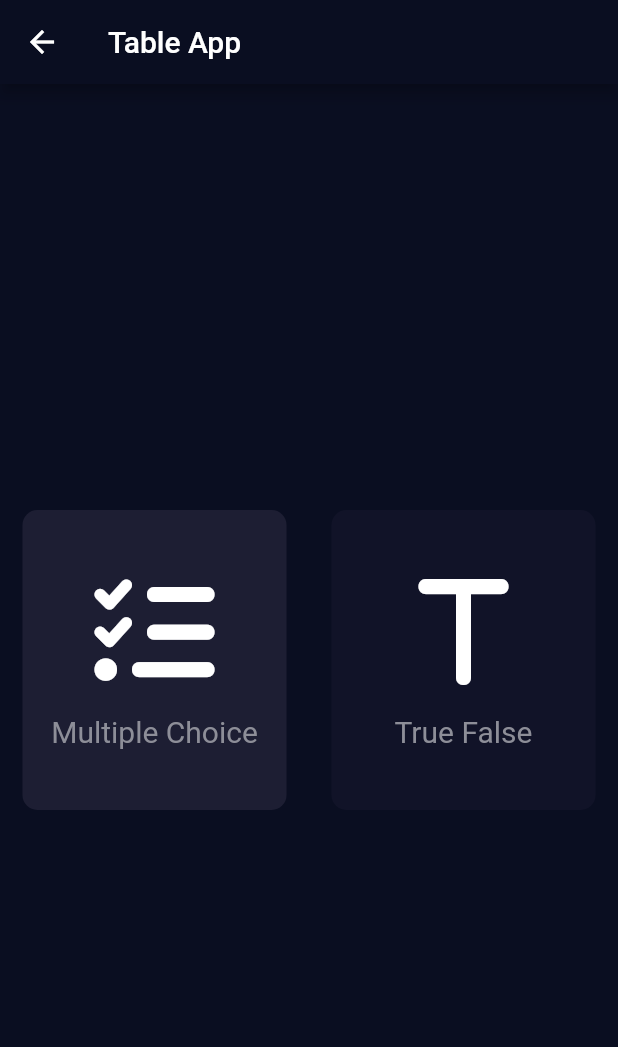
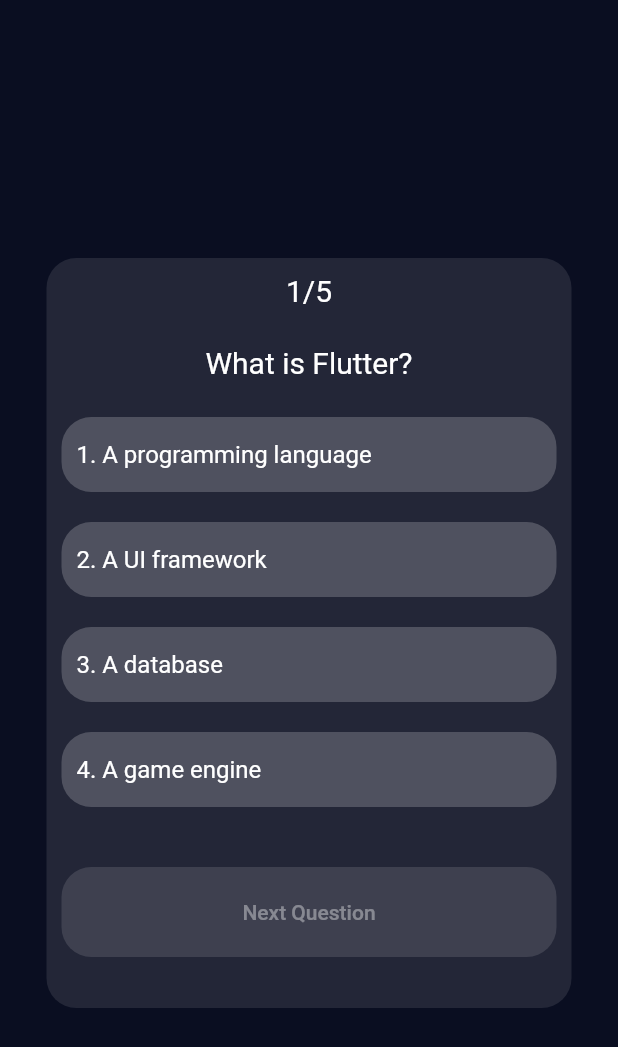
Before and after one commit to muhammaduzairrazaq/tableApp, a Flutter app: the QuizHomePage screen opened directly, after a tap on "Multiple Choice", on a phone screen of 412 x 824 dp. Shown: the top 1047 px of the screen. Run offline on Flutter 3.47's test engine with Material 2 defaults, Android fonts, the phone set to English and light mode, and no system bars; our stand-ins replace font_awesome_flutter.

Commit message:
merged quiz feature

```diff
--- /dev/null
+++ b/table_app/lib/questionGenerator.dart
@@ -0,0 +1,47 @@
+class Questions {
+  final List<Map<String, dynamic>> _questions = [
+    {
+      'question': 'What is Flutter?',
+      'choices': ['A programming language', 'A UI framework', 'A database', 'A game engine'],
+      'correctAnswer': 'A UI framework',
+    },
+    {
+      'question': 'Which programming language is Flutter based on?',
+      'choices': ['Java', 'Kotlin', 'Dart', 'Swift'],
+      'correctAnswer': 'Dart',
+    },
+    {
+      'question': 'What is the main benefit of using Flutter?',
+      'choices': ['Fast performance', 'Native code', 'Cross-platform development', 'Strongly typed language'],
+      'correctAnswer': 'Cross-platform development',
+    },
+    {
+      'question': 'What is a widget in Flutter?',
+      'choices': ['A graphical element', 'A database table', 'A network request', 'A folder structure'],
+      'correctAnswer': 'A graphical element',
+    },
+    {
+      'question': 'How do you add interactivity in Flutter?',
+      'choices': ['By yelling at the screen', 'Using callbacks', 'Using CSS', 'Writing HTML'],
+      'correctAnswer': 'Using callbacks',
+    },
+  ];
+
+  Map<String, dynamic>? getQuestion(int index) {
+    if (index >= 0 && index < _questions.length) {
+      return _questions[index];
+    }
+    return null;
+  }
+
+  int getQuestionCount() {
+    return _questions.length;
+  }
+
+  String? getCorrectAnswer(int questionIndex) {
+    if (questionIndex >= 0 && questionIndex < _questions.length) {
+      return _questions[questionIndex]['correctAnswer'];
+    }
+    return null;
+  }
+}
--- /dev/null
+++ b/table_app/lib/questionScreen.dart
@@ -0,0 +1,162 @@
+import 'package:flutter/material.dart';
+import 'scoreScreen.dart';
+import 'questionGenerator.dart';
+
+class QuestionsScreen extends StatefulWidget {
+
+  @override
+  _QuestionsScreenState createState() => _QuestionsScreenState();
+}
+
+class _QuestionsScreenState extends State<QuestionsScreen> {
+  int _questionIndex = 0;
+  int _realquestion = 1;
+  int _correctAnswers = 0;
+  double _timerValue = 1.0;
+  bool _answered = false;
+
+  Questions _questions = Questions();
+
+  @override
+  void initState() {
+    super.initState();
+  }
+
+  void _handleAnswer(bool isCorrect) {
+    if (isCorrect) {
+      _correctAnswers++;
+    }
+    setState(() {
+      _answered = true;
+    });
+  }
+
+  void _nextQuestion() {
+    if (_questionIndex < _questions.getQuestionCount() - 1) {
+      setState(() {
+        _questionIndex++;
+        _realquestion++;
+        _timerValue = 1.0;
+        _answered = false;
+      });
+    } else {
+      Navigator.push(
+        context,
+        MaterialPageRoute(
+            builder: (context) => ScoreScreen(
+                  score: _correctAnswers,
+                )),
+      );
+    }
+  }
+
+  @override
+  Widget build(BuildContext context) {
+    Map<String, dynamic>? question = _questions.getQuestion(_questionIndex);
+
+    return Scaffold(
+      body: Container(
+        child: Center(
+          child: Column(
+            mainAxisAlignment: MainAxisAlignment.center,
+            children: [
+              SizedBox(height: 20),
+              Container(
+                width: 350.0,
+                height: 500,
+                decoration: BoxDecoration(
+                  color: Color.fromRGBO(255, 255, 255, 0.1),
+                  borderRadius: BorderRadius.circular(20),
+                ),
+                child: Column(
+                  children: [
+                     Padding(
+                      padding: const EdgeInsets.all(10.0),
+                      child: Text(
+                        '$_realquestion/5',
+                        style: TextStyle(
+                          fontSize: 20,
+                          color: Colors.white,
+                        ),
+                      ),
+                    ),
+                    Padding(
+                      padding: const EdgeInsets.all(15.0),
+                      child: Text(
+                        question?['question'],
+                        style: TextStyle(
+                          fontSize: 20,
+                          color: Colors.white,
+                        ),
+                      ),
+                    ),
+                    ..._buildOptions(question?['choices']),
+                    SizedBox(height: 30),
+                    ElevatedButton(
+                      onPressed:
+                          _answered ? () => _nextQuestion() : null,
+                      child: Text('Next Question'),
+                      style: ElevatedButton.styleFrom(
+                        backgroundColor: Color(0xFFEB1555),
+                        padding:
+                            EdgeInsets.symmetric(horizontal: 20, vertical: 10),
+                        shape: RoundedRectangleBorder(
+                          borderRadius: BorderRadius.circular(20),
+                        ),
+                        minimumSize: Size(330, 60),
+                      ),
+                    )
+                  ],
+                ),
+              ),
+            ],
+          ),
+        ),
+      ),
+    );
+  }
+
+  List<Widget> _buildOptions(List<String> choices) {
+    List<Widget> optionWidgets = [];
+    for (int i = 0; i < choices.length; i++) {
+      final bool isCorrect =
+          (choices[i] == _questions.getCorrectAnswer(_questionIndex));
+      optionWidgets.add(
+        GestureDetector(
+          onTap: () {
+            if (!_answered) {
+              _handleAnswer(isCorrect);
+            }
+          },
+          child: Container(
+              width: 350.0,
+              height: 50,
+              margin: EdgeInsets.all(10),
+              decoration: BoxDecoration(
+                borderRadius: BorderRadius.circular(20),
+                color: _answered
+                    ? (isCorrect
+                        ? Colors.green.withOpacity(0.7)
+                        : Colors.red.withOpacity(0.7))
+                    : Color.fromRGBO(255, 255, 255, 0.2),
+              ),
+              child: Center(
+                child: Row(
+                  mainAxisAlignment: MainAxisAlignment.start,
+                  children: [
+                    Padding(
+                      padding: EdgeInsets.only(left: 10),
+                      child: Text(
+                        '${i + 1}. ${choices[i]}',
+                        style: TextStyle(fontSize: 16, color: Colors.white),
+                      ),
+                    ),
+                  ],
+                ),
+              )),
+        ),
+      );
+    }
+    return optionWidgets;
+  }
+}
--- a/table_app/lib/quizHomePage.dart
+++ b/table_app/lib/quizHomePage.dart
@@ -1,9 +1,11 @@
 import 'package:table_app/constant.dart';
 import 'package:flutter/material.dart';
 import 'package:table_app/input_page.dart';
+import 'package:table_app/questionScreen.dart';
 import 'iconText.dart';
 import 'container.dart';
 import 'package:font_awesome_flutter/font_awesome_flutter.dart';
+import 'questionScreen.dart';
 import 'result.dart';
 import 'calculator.dart';
 
@@ -19,29 +21,38 @@ class QuizHomePage extends StatefulWidget {
 
 class _QuizHomePageState extends State<QuizHomePage> {
   Gender? selectGender;
-  int sliderTable = 1;
+  int sliderTable = 5;
   int sliderLowerLimit = 1;
   int sliderUpperLimit = 10;
 
+  @override
   Widget build(BuildContext context) {
     return Scaffold(
       appBar: AppBar(
         title: Text('Table App'),
       ),
-        body: Column(crossAxisAlignment: CrossAxisAlignment.stretch, children: [
+      body: Column(
+        crossAxisAlignment: CrossAxisAlignment.stretch,
+        children: [
           Expanded(
-            child: Row(children: [
+            child: Row(
+              children: [
                 Expanded(
                   child: ContainerWidget(
                     onPressed: () {
                       setState(() {
                         selectGender = Gender.male;
                       });
-                    // Navigator.push(context,
-                    // MaterialPageRoute(builder: (context) => InputPage()));
+                      Navigator.push(
+                        context,
+                        MaterialPageRoute(
+                          builder: (context) => QuestionsScreen(),
+                        ),
+                      );
                     },
-                  colors:
-                      selectGender == Gender.male ? activeColor : deActiveColor,
+                    colors: selectGender == Gender.male
+                        ? activeColor
+                        : deActiveColor,
                     cardWidget: IconText(
                       icondata: FontAwesomeIcons.listCheck,
                       lable: 'Multiple Choice',
@@ -54,6 +65,12 @@ class _QuizHomePageState extends State<QuizHomePage> {
                       setState(() {
                         selectGender = Gender.female;
                       });
+                      Navigator.push(
+                        context,
+                        MaterialPageRoute(
+                          builder: (context) => QuestionsScreen(),
+                        ),
+                      );
                     },
                     colors: selectGender == Gender.female
                         ? activeColor
@@ -64,8 +81,43 @@ class _QuizHomePageState extends State<QuizHomePage> {
                     ),
                   ),
                 ),
-            ]),
-          )
-        ]));
+              ],
+            ),
+          ),
+          Expanded(
+            child: ContainerWidget(
+              colors: Color(0xFF1D1E33),
+              cardWidget: Column(
+                mainAxisAlignment: MainAxisAlignment.center,
+                children: [
+                  Text(
+                    'Select Total Questions',
+                    style: labelStyle,
+                  ),
+                  Row(
+                    mainAxisAlignment: MainAxisAlignment.center,
+                    children: [
+                      Text(sliderTable.toString(), style: labelStyle2),
+                    ],
+                  ),
+                  Slider(
+                    value: sliderTable.toDouble(),
+                    min: 1.0,
+                    max: 10.0,
+                    activeColor: Color(0xFFEB1555),
+                    inactiveColor: Color(0xFF8D8E98),
+                    onChanged: (double newValue) {
+                      setState(() {
+                        sliderTable = newValue.round();
+                      });
+                    },
+                  ),
+                ],
+              ),
+            ),
+          ),
+        ],
+      ),
+    );
   }
 }
--- a/table_app/pubspec.yaml
+++ b/table_app/pubspec.yaml
@@ -60,8 +60,8 @@ flutter:
   uses-material-design: true
 
   # To add assets to your application, add an assets section, like this:
-  # assets:
-  #   - images/a_dot_burr.jpeg
+  assets:
+    - assets/
   #   - images/a_dot_ham.jpeg
 
   # An image asset can refer to one or more resolution-specific "variants", see
```
Also changed, not shown: table_app/lib/scoreScreen.dart (added, +76 -0 lines), table_app/assets/badluck.gif (added), table_app/assets/congratulations.gif (added). Lines whose indentation alone changed are shown as unchanged.
